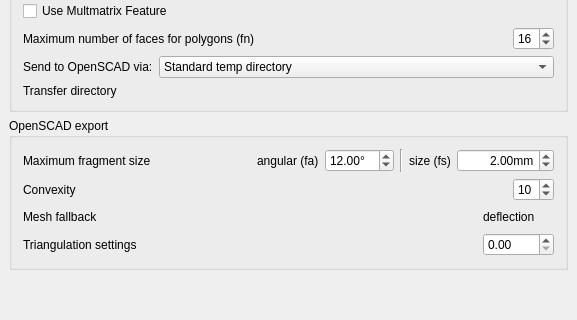
Above: src/Mod/OpenSCAD/Resources/ui/openscadprefs-base.ui from southseact-3d/fcd before the change; both pictures show x 0 to 577 and y 156 to 476 of the 577 by 636 pixel window. Below: the same form after it.
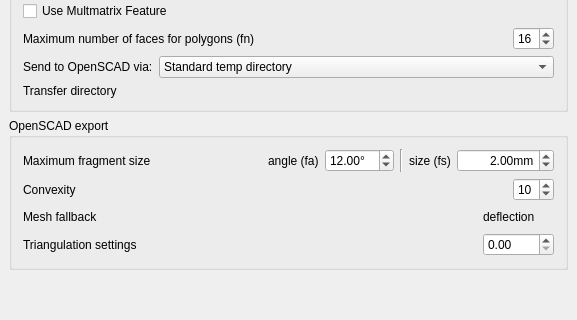
That is the form after the change. Custom widgets are drawn as their Qt base class.

Commit message: OpenSCAD: Minor wording tweak in preferences

```diff
--- a/src/Mod/OpenSCAD/Resources/ui/openscadprefs-base.ui
+++ b/src/Mod/OpenSCAD/Resources/ui/openscadprefs-base.ui
@@ -286,7 +286,7 @@
            <string>Minimum angle for a fragment</string>
           </property>
           <property name="text">
-           <string>angular (fa)</string>
+           <string>angle (fa)</string>
           </property>
          </widget>
         </item>
```
